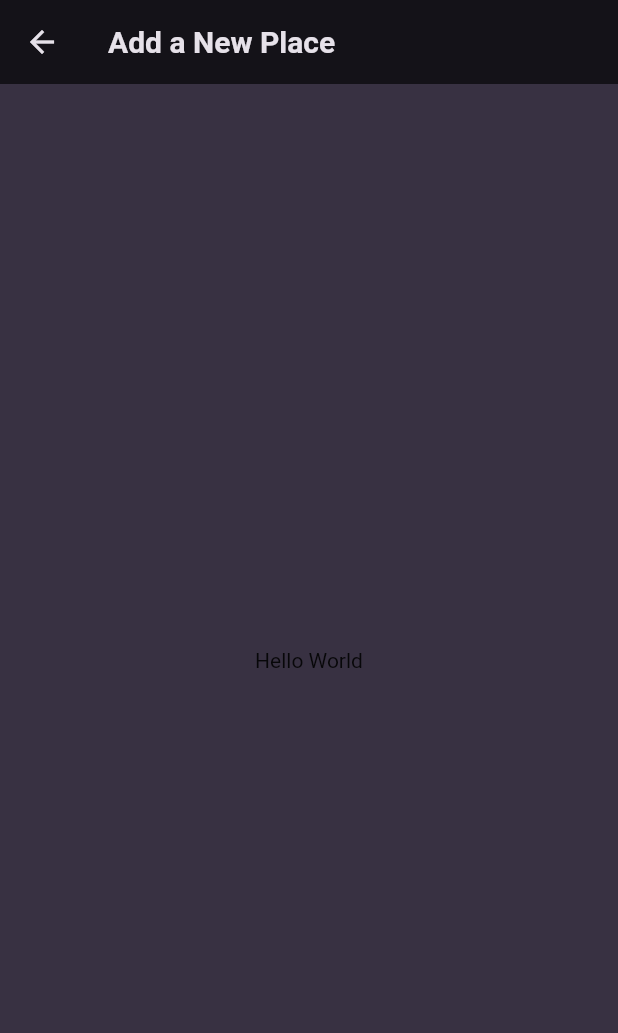
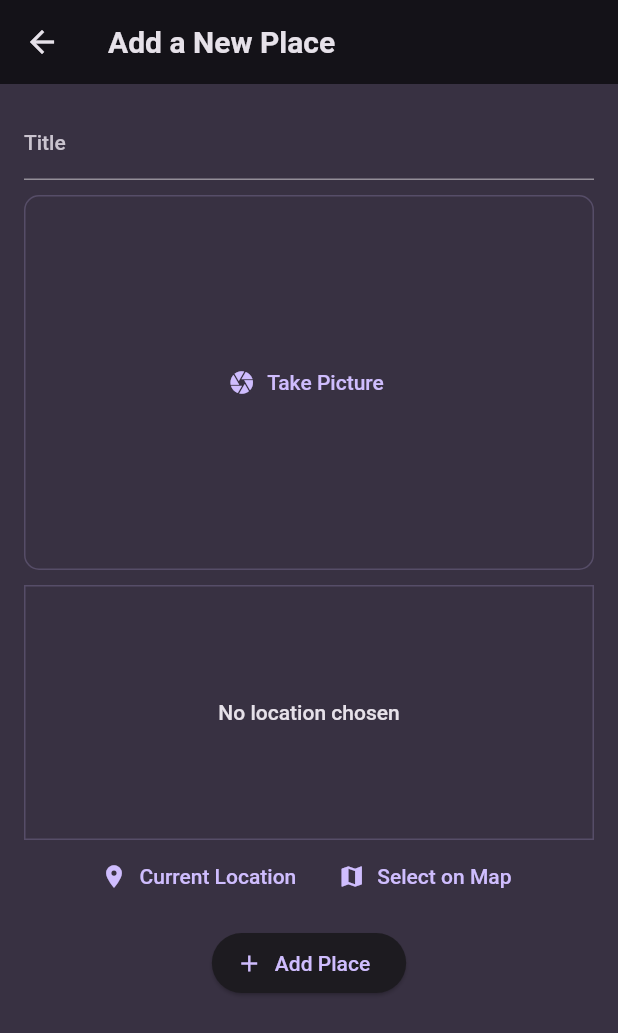
Before and after one commit to KWaniova/FavoritePlacesApp, a Flutter app: the AddPlaceScreen screen opened directly, on a phone screen of 412 x 824 dp. Shown: the top 1033 px of the screen. Run offline on Flutter 3.47's test engine with Material 2 defaults, Android fonts, the phone set to English and light mode, and no system bars; our stand-ins replace flutter_riverpod, google_fonts, image_picker, location.

Commit message:
Feature: widgets, screens

```diff
--- a/favorite_places_app/lib/main.dart
+++ b/favorite_places_app/lib/main.dart
@@ -1,7 +1,7 @@
-import 'package:favorite_places_app/screens/places_list.dart';
-import 'package:favorite_places_app/widgets/places/places.dart';
 import 'package:flutter/material.dart';
+import 'package:flutter_riverpod/flutter_riverpod.dart';
 
+import 'package:favorite_places_app/screens/places.dart';
 import 'package:google_fonts/google_fonts.dart';
 
 final colorScheme = ColorScheme.fromSeed(
@@ -29,7 +29,7 @@ final theme = ThemeData().copyWith(
 
 void main() {
   runApp(
-    const MyApp(),
+    ProviderScope(child: MyApp()),
   );
 }
 
@@ -39,6 +39,6 @@ class MyApp extends StatelessWidget {
   @override
   Widget build(BuildContext context) {
     return MaterialApp(
-        title: 'Great Places', theme: theme, home: const PlacesListScreen());
+        title: 'Great Places', theme: theme, home: const PlacesScreen());
   }
 }
--- a/favorite_places_app/lib/models/place.dart
+++ b/favorite_places_app/lib/models/place.dart
@@ -1,14 +1,19 @@
+import 'dart:io';
+
+import 'package:favorite_places_app/models/place_location.dart';
 import 'package:uuid/uuid.dart';
-
-import 'Location.dart';
 
 final uuid = Uuid();
 
 class Place {
   final String id;
   final String title;
+  final File? image;
+  final PlaceLocation? location;
 
   Place({
     required this.title,
+    this.image,
+    required this.location,
   }) : id = uuid.v4();
 }
--- /dev/null
+++ b/favorite_places_app/lib/models/place_location.dart
@@ -0,0 +1,9 @@
+class PlaceLocation {
+  final double latitude;
+  final double longitude;
+
+  PlaceLocation({
+    required this.longitude,
+    required this.latitude,
+  });
+}
--- /dev/null
+++ b/favorite_places_app/lib/providers/user_places.dart
@@ -0,0 +1,18 @@
+import 'dart:io';
+
+import 'package:favorite_places_app/models/place.dart';
+import 'package:favorite_places_app/models/place_location.dart';
+import 'package:flutter_riverpod/flutter_riverpod.dart';
+
+class UserPlacesNotifier extends StateNotifier<List<Place>> {
+  UserPlacesNotifier() : super(const []);
+
+  void addPlace(String title, File? image, PlaceLocation location) {
+    state = [Place(title: title, image: image, location: location), ...state];
+  }
+}
+
+final userPlacesProvider =
+    StateNotifierProvider<UserPlacesNotifier, List<Place>>((ref) {
+  return UserPlacesNotifier();
+});
--- a/favorite_places_app/lib/screens/add_place.dart
+++ b/favorite_places_app/lib/screens/add_place.dart
@@ -1,21 +1,85 @@
+import 'dart:io';
+
+import 'package:favorite_places_app/models/place_location.dart';
+import 'package:favorite_places_app/widgets/image_input.dart';
 import 'package:flutter/material.dart';
+import 'package:flutter_riverpod/flutter_riverpod.dart';
 
-class AddPlaceScreen extends StatefulWidget {
-  const AddPlaceScreen({Key? key}) : super(key: key);
+import '../providers/user_places.dart';
+import '../widgets/location_input.dart';
+
+class AddPlaceScreen extends ConsumerStatefulWidget {
+  const AddPlaceScreen({super.key});
 
   @override
-  State<AddPlaceScreen> createState() => _AddPlaceScreenState();
+  ConsumerState<AddPlaceScreen> createState() => _AddPlaceScreenState();
 }
 
-class _AddPlaceScreenState extends State<AddPlaceScreen> {
+class _AddPlaceScreenState extends ConsumerState<AddPlaceScreen> {
+  final _titleController = TextEditingController();
+  File? _pickedImage;
+  PlaceLocation? _selectedlocation;
+
+  void _savePlace() {
+    final enteredText = _titleController.text;
+    if (enteredText.isEmpty || _selectedlocation == null) {
+      return;
+    }
+
+    ref
+        .read(userPlacesProvider.notifier)
+        .addPlace(enteredText, _pickedImage, _selectedlocation!);
+
+    Navigator.of(context).pop();
+  }
+
+  @override
+  void dispose() {
+    _titleController.dispose();
+    super.dispose();
+  }
+
+  void onPickImage(File image) {
+    _pickedImage = image;
+  }
+
   @override
   Widget build(BuildContext context) {
     return Scaffold(
       appBar: AppBar(
         title: const Text('Add a New Place'),
       ),
-      body: const Center(
-        child: Text('Hello World'),
+      body: SingleChildScrollView(
+        padding: const EdgeInsets.all(16),
+        child: Column(
+          children: [
+            TextField(
+              decoration: const InputDecoration(labelText: 'Title'),
+              controller: _titleController,
+              style: TextStyle(
+                color: Theme.of(context).colorScheme.onBackground,
+              ),
+            ),
+            const SizedBox(
+              height: 10,
+            ),
+            ImageInput(onImageSelect: onPickImage),
+            const SizedBox(
+              height: 10,
+            ),
+            LocationInput(onSelectLocation: (location) {
+              _selectedlocation = location;
+            }),
+            const SizedBox(
+              height: 10,
+            ),
+            ElevatedButton.icon(
+              onPressed: _savePlace,
+              icon: const Icon(Icons.add),
+              label: const Text('Add Place'),
+            ),
+          ],
+        ),
       ),
     );
   }
--- /dev/null
+++ b/favorite_places_app/lib/widgets/image_input.dart
@@ -0,0 +1,64 @@
+import 'dart:io';
+
+import 'package:flutter/material.dart';
+import 'package:image_picker/image_picker.dart';
+
+class ImageInput extends StatefulWidget {
+  const ImageInput({super.key, required this.onImageSelect});
+
+  final Function(File pickedImage) onImageSelect;
+
+  @override
+  State<ImageInput> createState() => _ImageInputState();
+}
+
+class _ImageInputState extends State<ImageInput> {
+  File? _selectedImage;
+  void _takePicture() async {
+    final imagePicker = ImagePicker();
+    final pickedImage =
+        await imagePicker.pickImage(source: ImageSource.camera, maxWidth: 600);
+
+    if (pickedImage == null) {
+      return;
+    }
+    setState(() {
+      _selectedImage = File(pickedImage.path);
+    });
+
+    widget.onImageSelect(_selectedImage!);
+  }
+
+  @override
+  Widget build(BuildContext context) {
+    Widget content = TextButton.icon(
+      icon: const Icon(Icons.camera),
+      label: const Text('Take Picture'),
+      onPressed: _takePicture,
+    );
+
+    if (_selectedImage != null) {
+      content = GestureDetector(
+        onTap: _takePicture,
+        child: Image.file(
+          _selectedImage!,
+          fit: BoxFit.cover,
+          width: double.infinity,
+          height: double.infinity,
+        ),
+      );
+    }
+
+    return Container(
+      height: 250,
+      width: double.infinity,
+      decoration: BoxDecoration(
+          border: Border.all(
+              width: 1,
+              color: Theme.of(context).colorScheme.primary.withOpacity(0.2)),
+          borderRadius: BorderRadius.circular(10)),
+      alignment: Alignment.center,
+      child: content,
+    );
+  }
+}
--- /dev/null
+++ b/favorite_places_app/lib/widgets/location_input.dart
@@ -0,0 +1,103 @@
+import 'package:favorite_places_app/models/place_location.dart';
+import 'package:flutter/material.dart';
+import 'package:location/location.dart';
+
+class LocationInput extends StatefulWidget {
+  const LocationInput({super.key, required this.onSelectLocation});
+
+  final void Function(PlaceLocation location) onSelectLocation;
+
+  @override
+  State<LocationInput> createState() => _LocationInputState();
+}
+
+class _LocationInputState extends State<LocationInput> {
+  bool _isGettingLocation = false;
+  PlaceLocation? _pickedLocation;
+
+  void _getCurrentLocation() async {
+    Location location = Location();
+
+    bool serviceEnabled;
+
+    PermissionStatus permissionGranted;
+    LocationData locationData;
+
+    serviceEnabled = await location.serviceEnabled();
+
+    if (!serviceEnabled) {
+      serviceEnabled = await location.requestService();
+      if (!serviceEnabled) {
+        return;
+      }
+    }
+
+    permissionGranted = await location.hasPermission();
+    if (permissionGranted == PermissionStatus.denied) {
+      permissionGranted = await location.requestPermission();
+      if (permissionGranted != PermissionStatus.granted) {
+        return;
+      }
+    }
+
+    setState(() {
+      _isGettingLocation = true;
+    });
+    locationData = await location.getLocation();
+    setState(() {
+      _isGettingLocation = false;
+    });
+
+    setState(() {
+      _pickedLocation = PlaceLocation(
+          latitude: locationData.latitude!, longitude: locationData.longitude!);
+    });
+
+    widget.onSelectLocation(_pickedLocation!);
+
+    print("latitude >> " + locationData.latitude.toString());
+    print("longitude >> " + locationData.longitude.toString());
+  }
+
+  @override
+  Widget build(BuildContext context) {
+    Widget previewContent = Text("No location chosen",
+        textAlign: TextAlign.center,
+        style: Theme.of(context).textTheme.bodyLarge!.copyWith(
+              color: Theme.of(context).colorScheme.onBackground,
+            ));
+    if (_isGettingLocation) {
+      previewContent = const CircularProgressIndicator();
+    }
+    return Column(
+      children: [
+        Container(
+            height: 170,
+            width: double.infinity,
+            decoration: BoxDecoration(
+                border: Border.all(
+                    width: 1,
+                    color: Theme.of(context)
+                        .colorScheme
+                        .primary
+                        .withOpacity(0.2))),
+            child: Center(child: previewContent)),
+        Row(
+          mainAxisAlignment: MainAxisAlignment.center,
+          children: [
+            TextButton.icon(
+              onPressed: _getCurrentLocation,
+              icon: const Icon(Icons.location_on),
+              label: const Text('Current Location'),
+            ),
+            TextButton.icon(
+              onPressed: () {},
+              icon: const Icon(Icons.map),
+              label: const Text('Select on Map'),
+            ),
+          ],
+        )
+      ],
+    );
+  }
+}
--- a/favorite_places_app/pubspec.yaml
+++ b/favorite_places_app/pubspec.yaml
@@ -37,6 +37,8 @@ dependencies:
   google_fonts: ^5.1.0
   flutter_riverpod: ^2.3.6
   uuid: ^3.0.7
+  image_picker: ^1.0.2
+  location: ^5.0.0
 
 dev_dependencies:
   flutter_test:
```
Also changed, not shown: favorite_places_app/lib/models/location.dart (deleted, +0 -11 lines), favorite_places_app/lib/screens/place_detail.dart (added, +53 -0 lines), favorite_places_app/lib/screens/places.dart (+11 -6 lines), favorite_places_app/lib/widgets/PlacesState.dart (deleted, +0 -14 lines), favorite_places_app/lib/widgets/places_list.dart (+18 -0 lines), favorite_places_app/pubspec.lock, 9 other files.
